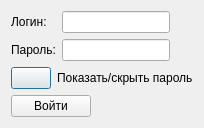
Qt form forms/auth.ui (Cr1sspY/STOK_diplom) before a commit.
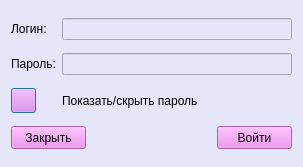
The same form after that commit. Icons and pictures are not drawn.

The edit to the form file:
```diff
--- a/forms/auth.ui
+++ b/forms/auth.ui
@@ -6,16 +6,29 @@
    <rect>
     <x>0</x>
     <y>0</y>
-    <width>192</width>
-    <height>127</height>
+    <width>303</width>
+    <height>167</height>
    </rect>
   </property>
+  <property name="minimumSize">
+   <size>
+    <width>303</width>
+    <height>167</height>
+   </size>
+  </property>
+  <property name="maximumSize">
+   <size>
+    <width>303</width>
+    <height>167</height>
+   </size>
+  </property>
   <property name="windowTitle">
    <string>Dialog</string>
   </property>
-  <layout class="QFormLayout" name="formLayout_3">
-   <item row="0" column="0">
-    <layout class="QFormLayout" name="formLayout">
+  <property name="styleSheet">
+   <string notr="true">background-color: rgb(230, 230, 250);</string>
+  </property>
+  <layout class="QGridLayout" name="gridLayout">
      <item row="0" column="0">
       <widget class="QLabel" name="label">
        <property name="text">
@@ -23,7 +36,7 @@
        </property>
       </widget>
      </item>
-     <item row="0" column="1">
+   <item row="0" column="1" colspan="2">
       <widget class="QLineEdit" name="login"/>
      </item>
      <item row="1" column="0">
@@ -33,19 +46,24 @@
        </property>
       </widget>
      </item>
-     <item row="1" column="1">
+   <item row="1" column="1" colspan="2">
       <widget class="QLineEdit" name="password">
        <property name="echoMode">
         <enum>QLineEdit::Password</enum>
        </property>
       </widget>
      </item>
-    </layout>
-   </item>
-   <item row="1" column="0">
-    <layout class="QFormLayout" name="formLayout_2">
-     <item row="0" column="0">
+   <item row="2" column="0">
       <widget class="QPushButton" name="sh_pw_btn">
+     <property name="maximumSize">
+      <size>
+       <width>25</width>
+       <height>25</height>
+      </size>
+     </property>
+     <property name="styleSheet">
+      <string notr="true">background-color: rgb(238, 130, 238);</string>
+     </property>
        <property name="text">
         <string/>
        </property>
@@ -59,17 +77,40 @@
        </property>
       </widget>
      </item>
-     <item row="0" column="1">
+   <item row="2" column="1" colspan="2">
       <widget class="QLabel" name="label_3">
        <property name="text">
         <string>Показать/скрыть пароль</string>
        </property>
       </widget>
      </item>
-    </layout>
+   <item row="3" column="0" colspan="2">
+    <widget class="QPushButton" name="exit_btn">
+     <property name="maximumSize">
+      <size>
+       <width>75</width>
+       <height>23</height>
+      </size>
+     </property>
+     <property name="styleSheet">
+      <string notr="true">background-color: rgb(238, 130, 238);</string>
+     </property>
+     <property name="text">
+      <string>Закрыть</string>
+     </property>
+    </widget>
    </item>
-   <item row="2" column="0">
+   <item row="3" column="2">
     <widget class="QPushButton" name="enter_btn">
+     <property name="maximumSize">
+      <size>
+       <width>75</width>
+       <height>23</height>
+      </size>
+     </property>
+     <property name="styleSheet">
+      <string notr="true">background-color: rgb(238, 130, 238);</string>
+     </property>
      <property name="text">
       <string>Войти</string>
      </property>
```
Lines whose indentation alone changed are shown as unchanged.
